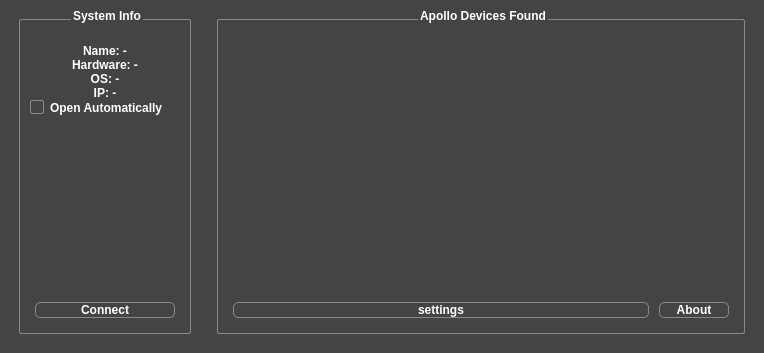
Old version of the form ApolloExplorerPC/scanningwindow.ui in the repository ronybeck/ApolloExplorer.
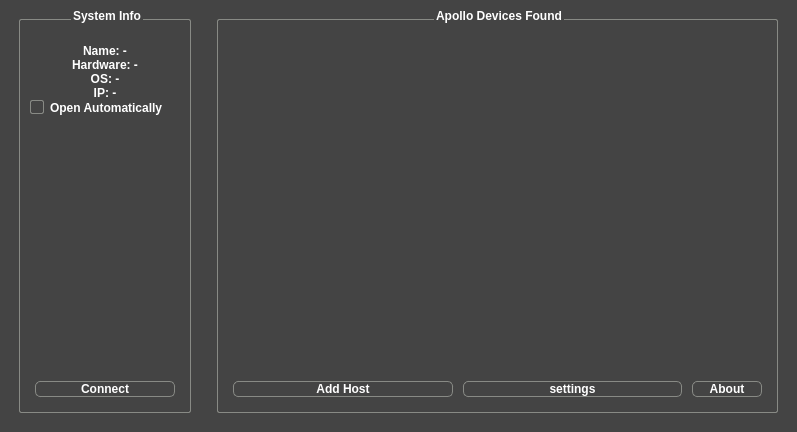
New version of the form. Icons and pictures are not drawn.

Commit message: Added the ability to statically configure hosts

```diff
--- a/ApolloExplorerPC/scanningwindow.ui
+++ b/ApolloExplorerPC/scanningwindow.ui
@@ -6,8 +6,8 @@
    <rect>
     <x>0</x>
     <y>0</y>
-    <width>764</width>
-    <height>353</height>
+    <width>797</width>
+    <height>432</height>
    </rect>
   </property>
   <property name="sizePolicy">
@@ -289,6 +289,13 @@
        </item>
        <item>
         <layout class="QHBoxLayout" name="horizontalLayout_2">
+         <item>
+          <widget class="QPushButton" name="pushButtonAdd">
+           <property name="text">
+            <string>Add Host</string>
+           </property>
+          </widget>
+         </item>
          <item>
           <widget class="QPushButton" name="pushButtonSettings">
            <property name="text">
```
Left out of the diff: 28 changed lines with no effect on the pictures. The commit also changes 14 other files.
